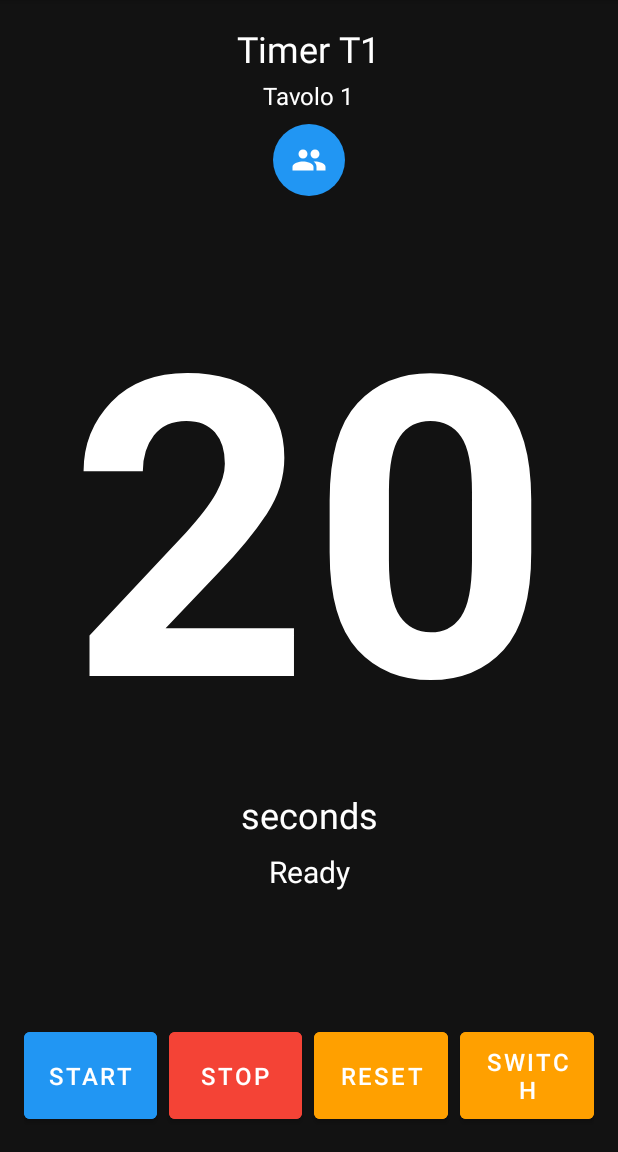
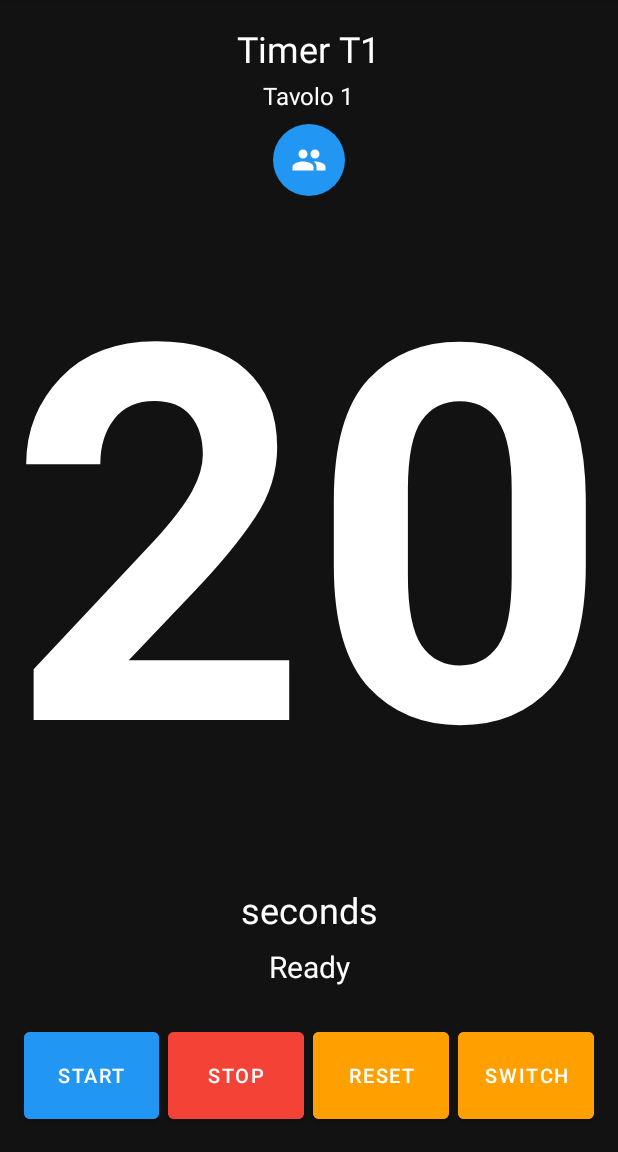
Before and after one commit to yesnoj/PokerTimerAndroid, an Android app built with Jetpack Compose: the MainActivity screen opened directly, with no data from a screen before it, on a phone screen of 412 x 824 dp, the part 84-1236 px from its top. Run offline under Robolectric (Android 15) with nearby library versions, the phone set to English and light mode, and no system bars; pictures from the network do not load.

Commit message:
View Fixed!

```diff
--- a/app/build.gradle.kts
+++ b/app/build.gradle.kts
@@ -49,6 +49,8 @@ dependencies {
     implementation(libs.androidx.ui.graphics)
     implementation(libs.androidx.ui.tooling.preview)
     //implementation(libs.androidx.material3)
+    implementation("androidx.percentlayout:percentlayout:1.0.0")
+
 
     // Aggiunta della libreria Material Design
     implementation("com.google.android.material:material:1.5.0")
--- a/app/src/main/res/layout/activity_main_portrait.xml
+++ b/app/src/main/res/layout/activity_main_portrait.xml
@@ -48,45 +48,6 @@
             app:tint="@color/white" />
     </LinearLayout>
 
-    <!-- Display principale del timer -->
-    <TextView
-        android:id="@+id/tv_timer"
-        android:layout_width="match_parent"
-        android:layout_height="wrap_content"
-        android:layout_marginTop="24dp"
-        android:gravity="center"
-        android:textColor="@color/white"
-        android:textSize="280sp"
-        android:textStyle="bold"
-        android:maxLines="1"
-        app:layout_constraintTop_toBottomOf="@id/timer_info_container"
-        tools:text="20" />
-
-    <!-- Label "secondi" -->
-    <TextView
-        android:id="@+id/tv_seconds_label"
-        android:layout_width="wrap_content"
-        android:layout_height="wrap_content"
-        android:text="@string/seconds"
-        android:textColor="@color/white"
-        android:textSize="24sp"
-        app:layout_constraintEnd_toEndOf="parent"
-        app:layout_constraintStart_toStartOf="parent"
-        app:layout_constraintTop_toBottomOf="@id/tv_timer" />
-
-    <!-- Stato del timer -->
-    <TextView
-        android:id="@+id/tv_timer_status"
-        android:layout_width="wrap_content"
-        android:layout_height="wrap_content"
-        android:layout_marginTop="8dp"
-        android:textColor="@color/status_color"
-        android:textSize="20sp"
-        app:layout_constraintEnd_toEndOf="parent"
-        app:layout_constraintStart_toStartOf="parent"
-        app:layout_constraintTop_toBottomOf="@id/tv_seconds_label"
-        tools:text="Running" />
-
     <!-- Pulsanti di controllo -->
     <LinearLayout
         android:id="@+id/button_container"
@@ -105,10 +66,17 @@
             android:backgroundTint="@color/primary_color"
             android:text="@string/start"
             android:textColor="@color/white"
-            android:textSize="16sp" />
+            android:textSize="13sp"
+            android:maxLines="1"
+            android:autoSizeTextType="uniform"
+            android:autoSizeMinTextSize="10sp"
+            android:autoSizeMaxTextSize="13sp"
+            android:autoSizeStepGranularity="1sp"
+            android:paddingStart="2dp"
+            android:paddingEnd="2dp" />
 
         <Space
-            android:layout_width="8dp"
+            android:layout_width="6dp"
             android:layout_height="match_parent" />
 
         <Button
@@ -119,10 +87,17 @@
             android:backgroundTint="@color/error_color"
             android:text="@string/stop"
             android:textColor="@color/white"
-            android:textSize="16sp" />
+            android:textSize="13sp"
+            android:maxLines="1"
+            android:autoSizeTextType="uniform"
+            android:autoSizeMinTextSize="10sp"
+            android:autoSizeMaxTextSize="13sp"
+            android:autoSizeStepGranularity="1sp"
+            android:paddingStart="2dp"
+            android:paddingEnd="2dp" />
 
         <Space
-            android:layout_width="8dp"
+            android:layout_width="6dp"
             android:layout_height="match_parent" />
 
         <Button
@@ -133,10 +108,17 @@
             android:backgroundTint="@color/secondary_color"
             android:text="@string/reset"
             android:textColor="@color/white"
-            android:textSize="16sp" />
+            android:textSize="13sp"
+            android:maxLines="1"
+            android:autoSizeTextType="uniform"
+            android:autoSizeMinTextSize="10sp"
+            android:autoSizeMaxTextSize="13sp"
+            android:autoSizeStepGranularity="1sp"
+            android:paddingStart="2dp"
+            android:paddingEnd="2dp" />
 
         <Space
-            android:layout_width="8dp"
+            android:layout_width="6dp"
             android:layout_height="match_parent" />
 
         <Button
@@ -147,6 +129,69 @@
             android:backgroundTint="@color/secondary_color"
             android:text="@string/switch_timer"
             android:textColor="@color/white"
-            android:textSize="16sp" />
+            android:textSize="13sp"
+            android:maxLines="1"
+            android:autoSizeTextType="uniform"
+            android:autoSizeMinTextSize="10sp"
+            android:autoSizeMaxTextSize="13sp"
+            android:autoSizeStepGranularity="1sp"
+            android:paddingStart="2dp"
+            android:paddingEnd="2dp" />
     </LinearLayout>
+
+    <!-- Stato del timer -->
+    <TextView
+        android:id="@+id/tv_timer_status"
+        android:layout_width="wrap_content"
+        android:layout_height="wrap_content"
+        android:textColor="@color/status_color"
+        android:textSize="20sp"
+        app:layout_constraintEnd_toEndOf="parent"
+        app:layout_constraintStart_toStartOf="parent"
+        app:layout_constraintBottom_toTopOf="@id/button_container"
+        android:layout_marginBottom="8dp"
+        tools:text="Running" />
+
+    <!-- Label "secondi" -->
+    <TextView
+        android:id="@+id/tv_seconds_label"
+        android:layout_width="wrap_content"
+        android:layout_height="wrap_content"
+        android:text="@string/seconds"
+        android:textColor="@color/white"
+        android:textSize="24sp"
+        app:layout_constraintEnd_toEndOf="parent"
+        app:layout_constraintStart_toStartOf="parent"
+        app:layout_constraintBottom_toTopOf="@id/tv_timer_status"
+        android:layout_marginBottom="8dp" />
+
+    <!-- Display principale del timer -->
+    <LinearLayout
+        android:layout_width="match_parent"
+        android:layout_height="0dp"
+        android:orientation="vertical"
+        android:gravity="center"
+        app:layout_constraintTop_toBottomOf="@id/timer_info_container"
+        app:layout_constraintBottom_toTopOf="@id/tv_seconds_label"
+        android:layout_marginTop="8dp"
+        android:layout_marginBottom="8dp">
+
+        <TextView
+            android:id="@+id/tv_timer"
+            android:layout_width="match_parent"
+            android:layout_height="0dp"
+            android:layout_weight="1"
+            android:textAlignment="center"
+            android:gravity="center"
+            android:textColor="@color/white"
+            android:maxLines="1"
+            android:autoSizeTextType="uniform"
+            android:autoSizeMinTextSize="150sp"
+            android:autoSizeMaxTextSize="500sp"
+            android:autoSizeStepGranularity="10sp"
+            android:includeFontPadding="false"
+            android:textStyle="bold"
+            tools:text="20" />
+    </LinearLayout>
+
 </androidx.constraintlayout.widget.ConstraintLayout>
```
Also changed, not shown: app/src/main/res/layout/activity_main_landscape.xml (+79 -77 lines).
